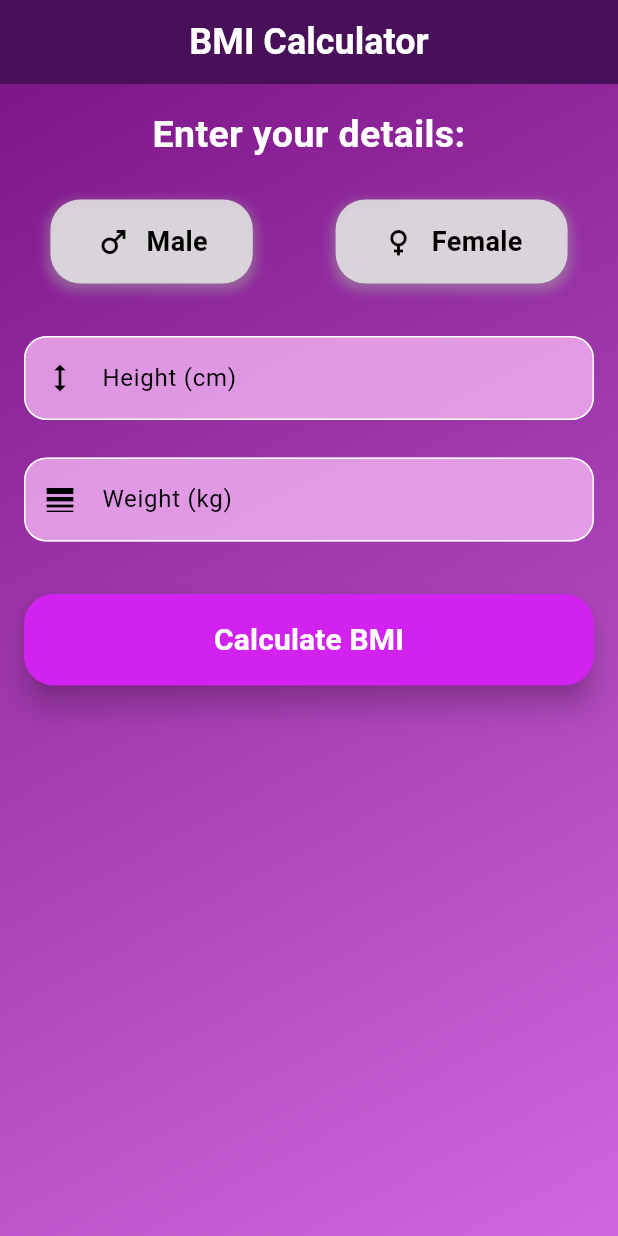
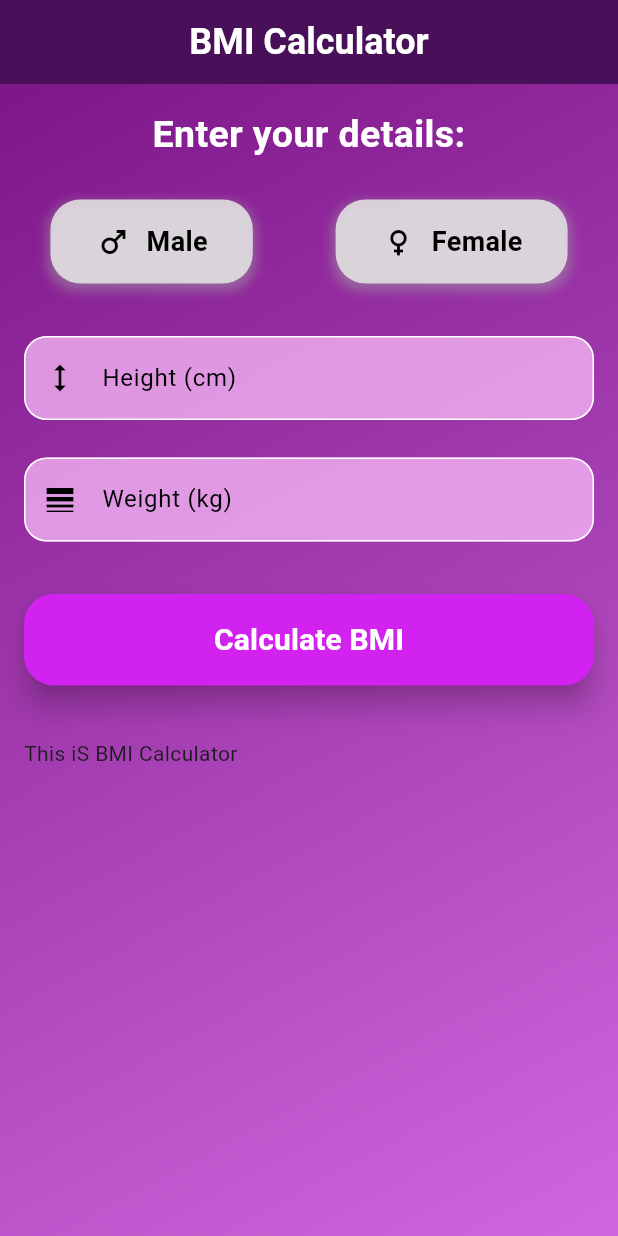
Before and after one commit to Radha-2005/BMI-Flutter-App, a Flutter app: the screen it shows after launch, on a phone screen of 412 x 824 dp. Run offline on Flutter 3.47's test engine with Material 3 defaults, Android fonts, the phone set to English and light mode, and no system bars.

Commit message:
Added Text field

```diff
--- a/lib/main.dart
+++ b/lib/main.dart
@@ -286,6 +286,8 @@ class _BMIScreenState extends State<BMIScreen> {
             const SizedBox(height: 35),
 
             if (bmi != null) _buildResultCard(),
+
+            Text("This iS BMI Calculator"),
           ],
         ),
       ),
```
